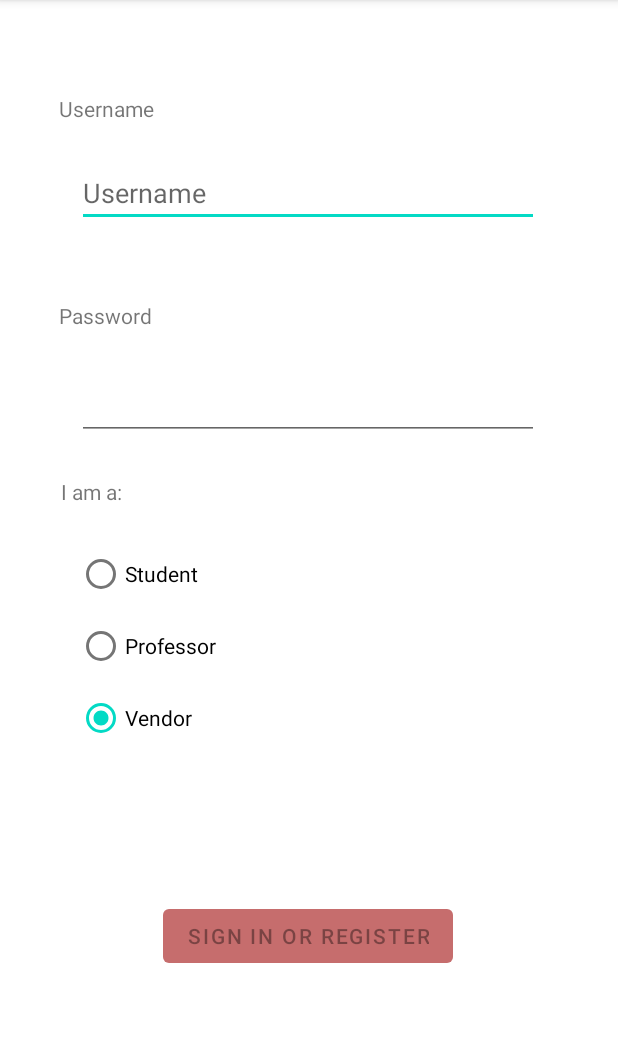
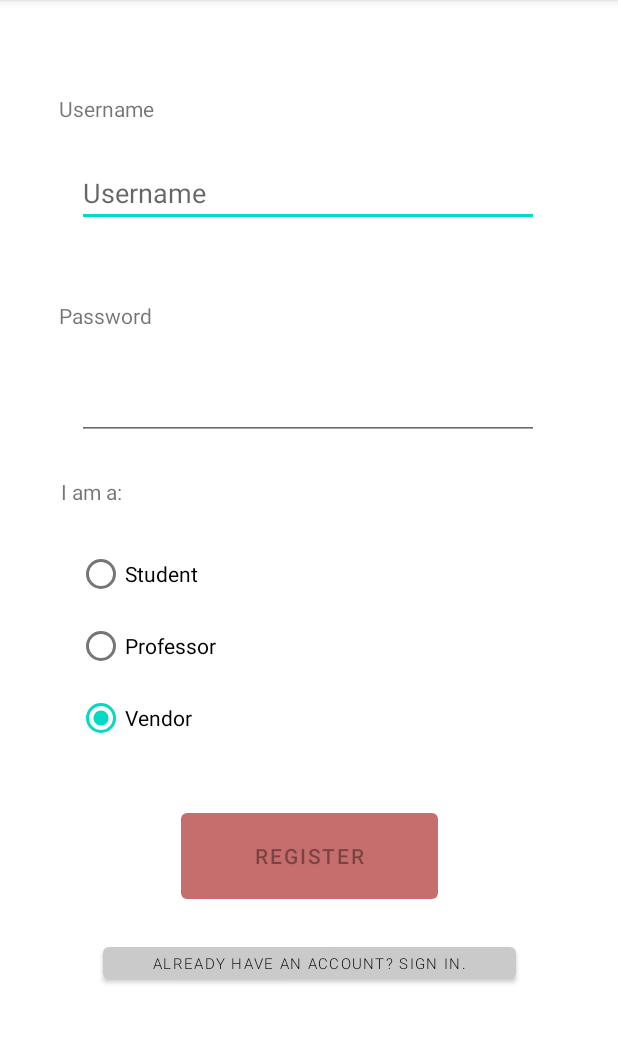
Before and after one commit to IzakVillanueva/EasyMapua, an Android app: the Register screen opened directly, with no data from a screen before it, after a tap on "Vendor", on a phone screen of 412 x 824 dp, the part 84-1128 px from its top. Run offline under Robolectric (Android 15) with nearby library versions, the phone set to English and light mode, and no system bars.

Commit message:
Update button names

```diff
--- a/app/src/main/java/com/example/easymapua/Register.java
+++ b/app/src/main/java/com/example/easymapua/Register.java
@@ -2,12 +2,14 @@ package com.example.easymapua;
 
 import androidx.appcompat.app.AppCompatActivity;
 
+import android.content.Intent;
 import android.os.Bundle;
 import android.view.View;
 import android.widget.Button;
 import android.widget.EditText;
 
 public class Register extends AppCompatActivity {
+    private Button buttonRegister;
     private Button buttonSign;
     private EditText user;
     private EditText password;
@@ -16,6 +18,15 @@ public class Register extends AppCompatActivity {
     protected void onCreate(Bundle savedInstanceState) {
         super.onCreate(savedInstanceState);
         setContentView(R.layout.activity_register);
+
+        buttonSign = (Button) findViewById(R.id.buttonSignIn);
+
+        buttonSign.setOnClickListener(new View.OnClickListener() {
+            @Override
+            public void onClick(View v) {
+                startActivity(new Intent(Register.this, Login.class));
+            }
+        });
     }
 
     public void onRadioButtonClicked(View view) {
@@ -24,10 +35,10 @@ public class Register extends AppCompatActivity {
         String sUser = user.getText().toString();
         String sPassword = user.getText().toString();
 
-        buttonSign = (Button) findViewById(R.id.signIn);
+        buttonRegister = (Button) findViewById(R.id.signIn);
 
         if(!sUser.matches("") && !sPassword.matches("")){
-            buttonSign.setEnabled(true);
+            buttonRegister.setEnabled(true);
         }
     }
 }
--- a/app/src/main/res/layout/activity_login.xml
+++ b/app/src/main/res/layout/activity_login.xml
@@ -62,7 +62,7 @@
         android:layout_height="wrap_content"
         android:layout_marginTop="600dp"
         android:gravity="center"
-        android:text="Sign in or register"
+        android:text="Login"
         app:backgroundTint="#C66D6D"
         android:enabled="false"
         app:layout_constraintHorizontal_bias="0.497"
--- a/app/src/main/res/layout/activity_register.xml
+++ b/app/src/main/res/layout/activity_register.xml
@@ -58,14 +58,13 @@
 
     <Button
         android:id="@+id/signIn"
-        android:layout_width="wrap_content"
-        android:layout_height="wrap_content"
-        android:layout_marginTop="600dp"
+        android:layout_width="171dp"
+        android:layout_height="69dp"
+        android:layout_marginTop="536dp"
+        android:enabled="false"
         android:gravity="center"
-        android:text="Sign in or register"
+        android:text="Register"
         app:backgroundTint="#C66D6D"
-        android:enabled="false"
-        app:layout_constraintHorizontal_bias="0.497"
         app:layout_constraintLeft_toLeftOf="parent"
         app:layout_constraintRight_toRightOf="parent"
         app:layout_constraintTop_toTopOf="parent" />
@@ -116,4 +115,18 @@
             android:text="Vendor" />
     </RadioGroup>
 
+    <Button
+        android:id="@+id/buttonSignIn"
+        android:layout_width="275dp"
+        android:layout_height="33dp"
+        android:layout_marginTop="20dp"
+        android:fontFamily="sans-serif-light"
+        android:text="Already have an account? Sign in."
+        android:textColor="#000000"
+        android:textSize="10sp"
+        app:backgroundTint="#CACACA"
+        app:layout_constraintEnd_toEndOf="parent"
+        app:layout_constraintStart_toStartOf="parent"
+        app:layout_constraintTop_toBottomOf="@+id/signIn" />
+
 </androidx.constraintlayout.widget.ConstraintLayout>
```
Also changed, not shown: app/src/main/java/com/example/easymapua/Login.java (+5 -5 lines).
